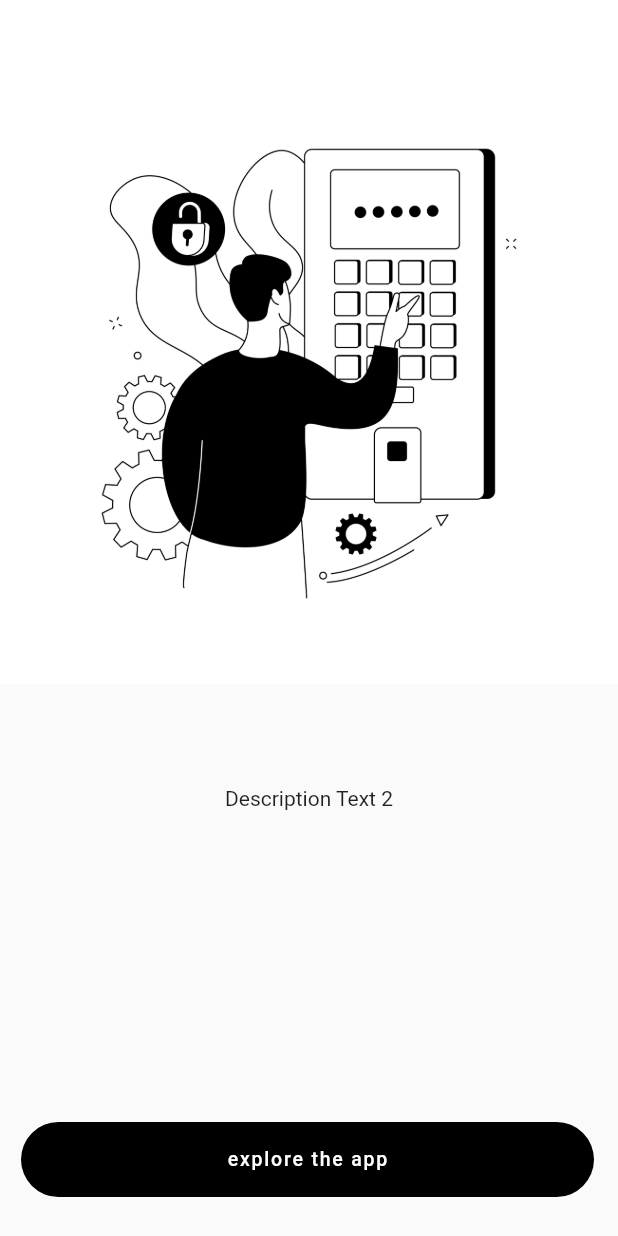
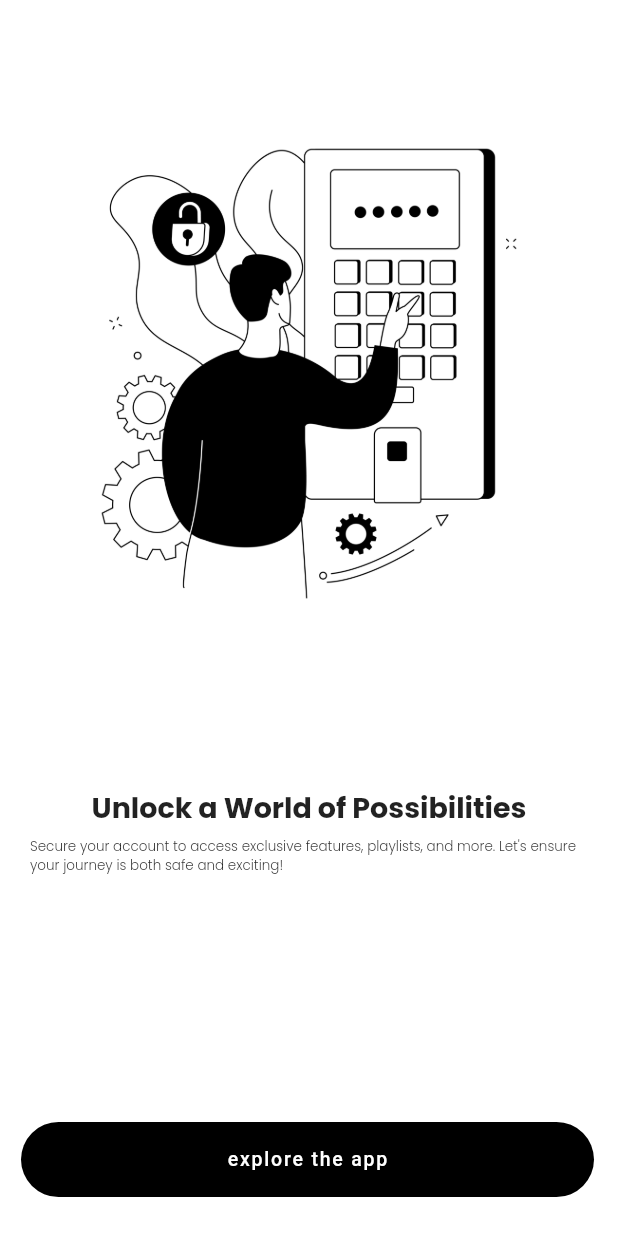
Before and after one commit to AbhijithNellikkat/MvPlayer, a Flutter app: the screen it shows after launch, swiped to page 3, on a phone screen of 412 x 824 dp. Run offline on Flutter 3.47's test engine with Material 2 defaults, Android fonts, the light colour scheme and no system bars; drawn by our look-alikes of flutter_onboarding_slider; our stand-ins replace anim_search_bar, carousel_slider, curved_navigation_bar, get, google_fonts, lottie.

Commit message:
icons , images , colors , texts add to constants file

```diff
--- a/lib/app/modules/login/views/login_view.dart
+++ b/lib/app/modules/login/views/login_view.dart
@@ -1,6 +1,5 @@
 import 'package:flutter/material.dart';
 import 'package:get/get.dart';
-
 import '../../../../widgets/custom_button_widget.dart';
 import '../../../../widgets/custom_textFormField.dart';
 import '../../../routes/app_pages.dart';
@@ -54,7 +53,7 @@ class LoginView extends GetView<LoginController> {
                       crossAxisAlignment: CrossAxisAlignment.end,
                       children: <Widget>[
                         const Text(
-                          'Forgot Password ? ',
+                          Constants.forgotPassword,
                           style: TextStyle(
                               fontWeight: FontWeight.w400, fontSize: 13),
                         ),
@@ -75,7 +74,7 @@ class LoginView extends GetView<LoginController> {
                       mainAxisAlignment: MainAxisAlignment.center,
                       children: <Widget>[
                         const Text(
-                          "Don't have an account ? ",
+                          Constants.noAccount,
                           style: TextStyle(fontWeight: FontWeight.w400),
                         ),
                         TextButton(
--- a/lib/app/modules/onbording/views/onbording_view.dart
+++ b/lib/app/modules/onbording/views/onbording_view.dart
@@ -3,7 +3,6 @@ import 'package:flutter_onboarding_slider/flutter_onboarding_slider.dart';
 import 'package:get/get.dart';
 import 'package:mv_player/app/routes/app_pages.dart';
 import 'package:mv_player/app/utils/constants/constants.dart';
-import 'package:mv_player/app/utils/constants/images.dart';
 import 'package:mv_player/app/utils/styles/text_styles.dart';
 
 import '../controllers/onbording_controller.dart';
@@ -12,33 +11,36 @@ class OnbordingView extends GetView<OnbordingController> {
   const OnbordingView({Key? key}) : super(key: key);
   @override
   Widget build(BuildContext context) {
-    return SafeArea(
+    return Scaffold(
+      body: SafeArea(
         child: OnBoardingSlider(
           centerBackground: true,
-        headerBackgroundColor: Colors.white,
-        finishButtonTextStyle: const TextStyle(
-          fontSize: 13,
-        ),
+          headerBackgroundColor: Constants.white,
+          finishButtonTextStyle: const TextStyle(fontSize: 13),
           onFinish: () {
             Get.offAndToNamed(Routes.OPENNING);
           },
           finishButtonText: 'explore the app',
+          skipIcon: const Icon(Icons.arrow_forward),
           finishButtonStyle: const FinishButtonStyle(
-            backgroundColor: Colors.black,
+              backgroundColor: Constants.black,
               shape: RoundedRectangleBorder(
                   borderRadius: BorderRadius.all(Radius.circular(50)))),
           skipTextButton: const Text('Skip'),
+          controllerColor: Constants.black,
+          pageBackgroundColor: Constants.white,
           background: [
-          Image.asset(ConstantsImages.musicOnbordingImage),
-          Image.asset(ConstantsImages.videoOnbordingImage),
-          Image.asset(ConstantsImages.authenticationOnboringImage),
+            Image.asset(Constants.musicOnbordingImage),
+            Image.asset(Constants.videoOnbordingImage),
+            Image.asset(Constants.authenticationOnboringImage),
           ],
           totalPage: 3,
           speed: 1.8,
           pageBodies: [
             Container(
-            padding: const EdgeInsets.symmetric(horizontal: 40),
+              padding: const EdgeInsets.symmetric(horizontal: 10),
               child: Column(
+                mainAxisAlignment: MainAxisAlignment.start,
                 children: <Widget>[
                   const SizedBox(
                     height: 480,
@@ -47,34 +49,55 @@ class OnbordingView extends GetView<OnbordingController> {
                     Constants.musicsOnbordingHeading,
                     style: onbordingHeading,
                   ),
-                const Text('Build playlists tailored to your mood'),
+                  const SizedBox(height: 5),
+                  Text(
+                    Constants.musicOnbordingDescription,
+                    style: onbordingDescription,
+                  ),
                 ],
               ),
             ),
             Container(
-            padding: const EdgeInsets.symmetric(horizontal: 40),
-            child: const Column(
+              padding: const EdgeInsets.symmetric(horizontal: 10),
+              child: Column(
                 children: <Widget>[
-                SizedBox(
+                  const SizedBox(
                     height: 480,
                   ),
-                Text('Description Text 2'),
+                  Text(
+                    Constants.videoOnbordingHeading,
+                    style: onbordingHeading,
+                  ),
+                  const SizedBox(height: 5),
+                  Text(
+                    Constants.videoOnbordingDescription,
+                    style: onbordingDescription,
+                  ),
                 ],
               ),
             ),
             Container(
-            padding: const EdgeInsets.symmetric(horizontal: 40),
-            child: const Column(
+              padding: const EdgeInsets.symmetric(horizontal: 20),
+              child: Column(
                 children: <Widget>[
-                SizedBox(
+                  const SizedBox(
                     height: 480,
                   ),
-                Text('Description Text 2'),
+                  Text(
+                    Constants.authenticaionOnbordingHeading,
+                    style: onbordingHeading,
+                  ),
+                  const SizedBox(height: 5),
+                  Text(
+                    Constants.authenticationOnbordingDescription,
+                    style: onbordingDescription,
+                  ),
                 ],
               ),
             ),
           ],
         ),
+      ),
     );
   }
 }
--- a/lib/app/modules/splash/controllers/splash_controller.dart
+++ b/lib/app/modules/splash/controllers/splash_controller.dart
@@ -6,7 +6,7 @@ class SplashController extends GetxController {
   @override
   void onReady() {
     super.onReady();
-    Future.delayed(const Duration(seconds: 3),
-        () => Get.offAndToNamed(Routes.ONBORDING));
+    Future.delayed(
+        const Duration(seconds: 2), () => Get.offAndToNamed(Routes.ONBORDING));
   }
 }
--- a/lib/app/modules/videos/views/list_view.dart
+++ b/lib/app/modules/videos/views/list_view.dart
@@ -1,6 +1,4 @@
 import 'package:flutter/material.dart';
-import 'package:get/get.dart';
-import 'package:mv_player/app/routes/app_pages.dart';
 
 class ListViewWidget extends StatelessWidget {
   const ListViewWidget({super.key});
--- a/lib/app/utils/constants/colors.dart
+++ /dev/null
@@ -1,6 +0,0 @@
-// ignore_for_file: constant_identifier_names
-import 'package:flutter/material.dart';
-
-class ConstantColors {
-  static const Color BLACK = Colors.black;
-}
--- a/lib/app/utils/constants/constants.dart
+++ b/lib/app/utils/constants/constants.dart
@@ -1,13 +1,43 @@
 import 'package:flutter/material.dart';
 
 class Constants {
-  // ======================= Onbording =======================
-  static const musicsOnbordingHeading = 'Enjoy Your Music Anywhere,Anytime ';
+  // ======================= Onbording Screens =======================
+  static const musicsOnbordingHeading = 'Enjoy Your Music Anytime ';
   static const musicOnbordingDescription =
       'Build playlists tailored to your mood,activities,and preferences.';
 
+  static const videoOnbordingHeading = 'Create Your Own Playlists';
+  static const videoOnbordingDescription =
+      'Organize your favorite videos into custom playlists for easy access..';
+
+  static const authenticaionOnbordingHeading =
+      'Unlock a World of Possibilities';
+  static const authenticationOnbordingDescription =
+      "Secure your account to access exclusive features, playlists, and more. Let's ensure your journey is both safe and exciting!";
+
+  // ====================== Openning Screen =======================
+  static const openningScreenHeading = 'Explore the App';
+
   // ======================= Create Account =======================
   static const createAccountHeading = 'Create Account';
+  static const alreadyAccount = 'Already have an account ?';
+
+  // ======================= Login =======================
+  static const loginHeading = 'Hi, Welcome 👋';
+  static const noAccount = "Don't have an account ? ";
+  static const forgotPassword = 'Forgot Password ? ';
+
+  // ======================= Images  =======================
+  static const appSplashAnimation = "assets/animations/app_splash.json";
+  static const emptyBoxAnimation = 'assets/animations/emptyBox.json';
+  static const musicOnbordingImage = 'assets/images/music_onbording.jpg';
+  static const videoOnbordingImage = 'assets/images/video_onbording.jpg';
+  static const authenticationOnboringImage =
+      'assets/images/authentication_onbording.jpg';
+  static const openningBgImage = 'assets/images/openning_bg_image.jpg';
+  static const musicsImage = 'assets/images/musics.jpg';
+  static const profileImage = 'assets/images/profile.gif';
+  static const splashImage = 'assets/icons/sample logo.jpg';
 
   // ------------------- Vertical Spaces -------------------
   static const formTextFormFieldVerticalSpace = SizedBox(height: 18);
@@ -15,21 +45,14 @@ class Constants {
   static const textFormFieldAndButtonVerticalSpace = SizedBox(height: 35);
   static const formInputFieldAndLabelVerticalSpace = SizedBox(height: 10);
   static const buttonAndLoginTextVerticalSpace = SizedBox(height: 50);
-
-  // ======================= Login =======================
-  static const loginHeading = 'Hi, Welcome 👋';
-
-  // ======================= Splash screen  =======================
-  static const appSplashAnimation = "assets/animations/app_splash.json";
-  static const emptyBoxAnimation = 'assets/animations/emptyBox.json';
-
   static const passwordTffAndForgotPassVerticalSpace = SizedBox(height: 20);
 
-  static double getScreenWidth(BuildContext context) {
-    return MediaQuery.of(context).size.width;
-  }
+  // ===================== Colors =====================
+  static const Color black = Colors.black;
+  static const Color white = Colors.white;
+  static const Color scaffoldBgColor = Colors.white;
 
-  static double getScreenHeight(BuildContext context) {
-    return MediaQuery.of(context).size.height;
-  }
+  // ===================== Icons =====================
+  static const IconData moreVert = Icons.more_vert;
+  static const IconData user = Icons.person_pin_circle_rounded;
 }
--- a/lib/app/utils/constants/images.dart
+++ /dev/null
@@ -1,19 +0,0 @@
-class ConstantsImages {
-  // ===================== Onbording screen =====================
-  static const musicOnbordingImage = 'assets/images/music_onbording.jpg';
-  static const videoOnbordingImage = 'assets/images/video_onbording.jpg';
-  static const authenticationOnboringImage =
-      'assets/images/authentication_onbording.jpg';
-
-
-  // ===================== Openning screen =====================
-  static const openningBgImage = 'assets/images/openning_bg_image.jpg';
-
-
-  // ===================== Music screen =====================
-  static const musicsImage = 'assets/images/musics.jpg';
-
-
-  // ===================== Profile screen =====================
-  static const profileImage = 'assets/images/profile.gif';
-}
--- a/lib/app/utils/styles/text_styles.dart
+++ b/lib/app/utils/styles/text_styles.dart
@@ -3,20 +3,28 @@ import 'package:google_fonts/google_fonts.dart';
 
 // ================= onbording Heading  ================
 TextStyle onbordingHeading = GoogleFonts.poppins(
-  fontSize: 14,
-  fontWeight: FontWeight.w800,
+  fontSize: 19,
+  fontWeight: FontWeight.w700,
 );
 
+TextStyle onbordingDescription = GoogleFonts.poppins(
+  fontSize: 9,
+  fontWeight: FontWeight.w300,
+);
+
+// ================= Openning screen ================
+TextStyle openningScreenHeading =
+    GoogleFonts.poppins(fontSize: 35, fontWeight: FontWeight.bold);
+
+TextStyle openningScreenDescription = GoogleFonts.poppins(fontSize: 12);
+
 // ================= CreateAccount Heading  ================
-
 TextStyle createAccountHeading = GoogleFonts.poppins(
   fontSize: 24,
   fontWeight: FontWeight.w500,
 );
 
-
 // ================= Login Heading  ================
-
 TextStyle loginHeading = GoogleFonts.poppins(
   fontSize: 24,
   fontWeight: FontWeight.w500,
--- a/pubspec.yaml
+++ b/pubspec.yaml
@@ -40,3 +40,4 @@ flutter:
   assets:
     - assets/images/
     - assets/animations/
+    - assets/icons/
```
Also changed, not shown: lib/app/modules/createAccount/views/create_account_view.dart (+6 -5 lines), lib/app/modules/musics/views/tracks_view.dart (+5 -4 lines), lib/app/modules/openning/views/openning_view.dart (+13 -14 lines), lib/app/modules/profile/views/profile_view.dart (+10 -5 lines), lib/app/modules/profile/views/update_profile_view.dart (+3 -5 lines), lib/app/modules/splash/views/splash_view.dart (+13 -6 lines), lib/app/utils/constants/icons.dart (deleted, +0 -8 lines), assets/images/profile.gif (deleted). Lines whose indentation alone changed are shown as unchanged.
